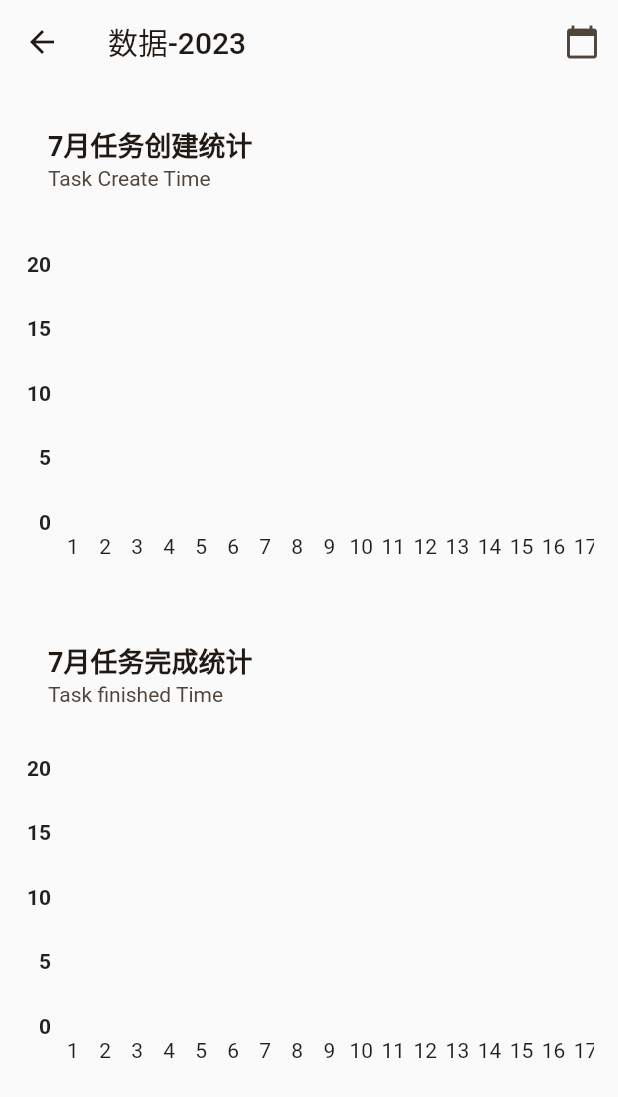
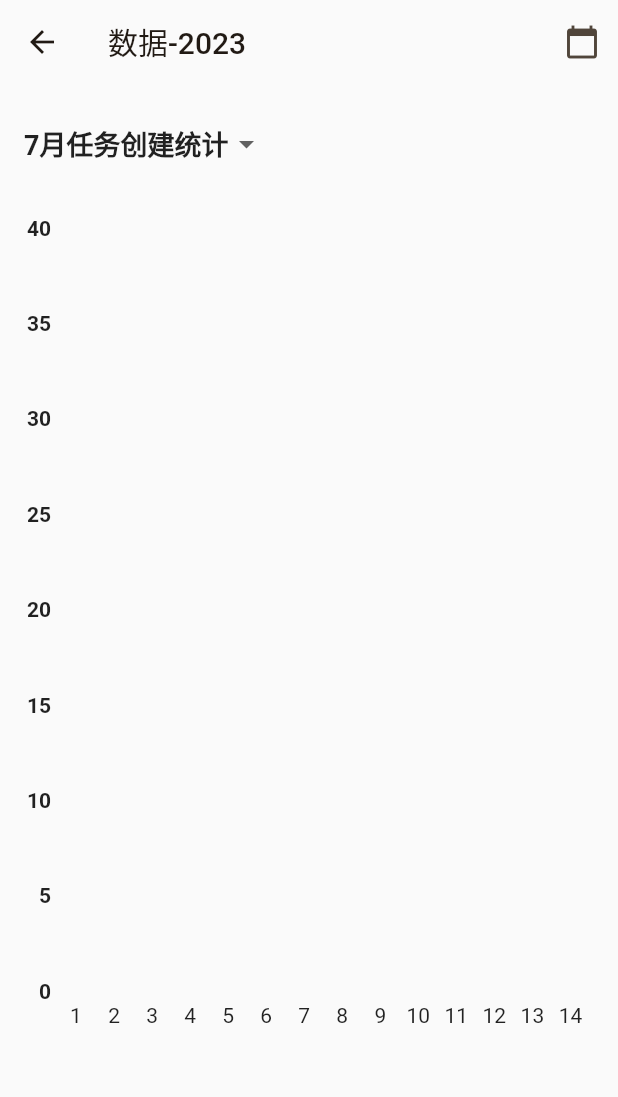
Before and after one commit to dodjhsbsn/todolist, a Flutter app: the DataVisualizationPage screen opened by its route, on a phone screen of 412 x 824 dp. Shown: the top 1097 px of the screen. Run offline on Flutter 3.47's test engine with Material 2 defaults, Android fonts, the light colour scheme and no system bars; drawn by our look-alikes of fl_chart; our stand-ins replace fluttertoast, get, reorderables, salomon_bottom_bar, sqflite; accounts and stored records are empty.

Commit message:
修改数据显示页面，多个图在一个区域内显示，可以通过下拉菜单选择要显示的数据类型，方便后续增加数据类型

```diff
--- a/lib/model/dialog.dart
+++ b/lib/model/dialog.dart
@@ -1,6 +1,7 @@
 // 弹出提示框
 import 'package:flutter/material.dart';
 import 'package:fluttertoast/fluttertoast.dart';
+
 
 class DialogPop {
   // toast弹出提示框
--- a/lib/pages/data_visualization/data_visualization_controller.dart
+++ b/lib/pages/data_visualization/data_visualization_controller.dart
@@ -4,14 +4,15 @@ import 'package:fl_chart/fl_chart.dart';
 import 'package:get/get.dart';
 import '../tasks/tasks_controller.dart';
 
-
-class DataVisualizationController extends GetxController{
+class DataVisualizationController extends GetxController {
   final tasksController = Get.put(TasksController());
   RxInt currentMonth = DateTime.now().month.obs;
   RxInt currentYear = DateTime.now().year.obs;
+  final RxString mode = 'createTime'.obs;
+
   // 柱状图颜色混合调色盘
-  LinearGradient _barsGradient(String mode){
-    if (mode == 'createTime'){
+  LinearGradient _barsGradient(String mode) {
+    if (mode == 'createTime') {
       return const LinearGradient(
         colors: [
           Colors.yellow,
@@ -20,7 +21,8 @@ class DataVisualizationController extends GetxController{
         begin: Alignment.bottomCenter,
         end: Alignment.topCenter,
       );
-    }if (mode == 'finishedTime'){
+    }
+    if (mode == 'finishedTime') {
       return const LinearGradient(
         colors: [
           Colors.pinkAccent,
@@ -29,7 +31,7 @@ class DataVisualizationController extends GetxController{
         begin: Alignment.bottomCenter,
         end: Alignment.topCenter,
       );
-    }else{
+    } else {
       return const LinearGradient(colors: [Colors.white, Colors.white]);
     }
   }
@@ -37,36 +39,44 @@ class DataVisualizationController extends GetxController{
   // 对任务创建或任务完成在星期几进行统计
   getSumTasksByWeek(String mode) {
     final List<int> sumTasksByWeek = [];
-    if (mode == 'createTime'){
+    if (mode == 'createTime') {
       for (int i = 0; i < 7; i++) {
-        sumTasksByWeek.add(tasksController.journals.where((element) => element['createWeek'] == i).length);
+        sumTasksByWeek.add(tasksController.journals
+            .where((element) => element['createWeek'] == i)
+            .length);
       }
-    }if (mode == 'finishedTime'){
+    }
+    if (mode == 'finishedTime') {
       for (int i = 0; i < 7; i++) {
-        sumTasksByWeek.add(tasksController.journals.where((element) => element['finishedWeek'] == i).length);
+        sumTasksByWeek.add(tasksController.journals
+            .where((element) => element['finishedWeek'] == i)
+            .length);
       }
     }
     return sumTasksByWeek;
   }
 
   // 按年月筛选
-  filterByYearMonth(String mode, int year, int month){
+  filterByYearMonth(String mode, int year, int month) {
     final List<int> sumTasksByYearMonth = [];
-    if (mode == 'createTime'){
+    if (mode == 'createTime') {
       for (int i = 1; i < 32; i++) {
-        sumTasksByYearMonth.add(tasksController.journals.where((element) =>
-        DateTime.parse(element['createTime']).day == i
-        && DateTime.parse(element['createTime']).year == year
-        && DateTime.parse(element['createTime']).month == month).length);
+        sumTasksByYearMonth.add(tasksController.journals
+            .where((element) =>
+                DateTime.parse(element['createTime']).day == i &&
+                DateTime.parse(element['createTime']).year == year &&
+                DateTime.parse(element['createTime']).month == month)
+            .length);
       }
-    }if (mode == 'finishedTime'){
+    }
+    if (mode == 'finishedTime') {
       for (int i = 1; i < 32; i++) {
-        sumTasksByYearMonth.add(tasksController.journals.where((element){
-          if (element['finishedTime'] != null){
-            return DateTime.parse(element['finishedTime']).day == i
-                && DateTime.parse(element['finishedTime']).year == year
-                && DateTime.parse(element['finishedTime']).month == month;
-          }else{
+        sumTasksByYearMonth.add(tasksController.journals.where((element) {
+          if (element['finishedTime'] != null) {
+            return DateTime.parse(element['finishedTime']).day == i &&
+                DateTime.parse(element['finishedTime']).year == year &&
+                DateTime.parse(element['finishedTime']).month == month;
+          } else {
             return false;
           }
         }).length);
@@ -98,6 +108,18 @@ class DataVisualizationController extends GetxController{
       case 20:
         text = '20';
         break;
+      case 25:
+        text = '25';
+        break;
+      case 30:
+        text = '30';
+        break;
+      case 35:
+        text = '35';
+        break;
+      case 40:
+        text = '40';
+        break;
       default:
         return Container();
     }
@@ -112,14 +134,21 @@ class DataVisualizationController extends GetxController{
   List<BarChartGroupData> barGroups(String mode) => [
         for (int i = 0; i < 31; i++)
           BarChartGroupData(
-        x: i+1,
+            x: i + 1,
             barRods: [
               BarChartRodData(
-            toY: filterByYearMonth(mode, currentYear.value,currentMonth.value)[i].toDouble(),
+                toY: filterByYearMonth(
+                        mode, currentYear.value, currentMonth.value)[i]
+                    .toDouble(),
                 gradient: _barsGradient(mode),
               )
             ],
-        showingTooltipIndicators: filterByYearMonth(mode, currentYear.value, currentMonth.value)[i].toDouble() != 0?[0]:[],
+            showingTooltipIndicators: filterByYearMonth(
+                            mode, currentYear.value, currentMonth.value)[i]
+                        .toDouble() !=
+                    0
+                ? [0]
+                : [],
           ),
       ];
 
@@ -127,7 +156,9 @@ class DataVisualizationController extends GetxController{
   FlTitlesData get titlesData => FlTitlesData(
         show: true,
         bottomTitles: AxisTitles(
-      sideTitles: SideTitles(showTitles: true,),
+          sideTitles: SideTitles(
+            showTitles: true,
+          ),
         ),
         leftTitles: AxisTitles(
           sideTitles: SideTitles(
@@ -175,7 +206,7 @@ class DataVisualizationController extends GetxController{
       );
 
   // 柱状图创建函数
-  buildBarChart(mode){
+  buildBarChart(mode) {
     return BarChart(
       BarChartData(
         barTouchData: barTouchData,
@@ -184,12 +215,11 @@ class DataVisualizationController extends GetxController{
         barGroups: barGroups(mode),
         gridData: FlGridData(show: false),
         alignment: BarChartAlignment.spaceAround,
-        maxY: 20,
+        maxY: 40,
         minY: 0,
       ),
       swapAnimationDuration: const Duration(milliseconds: 250),
       swapAnimationCurve: Curves.easeInOut,
     );
   }
-
 }
--- a/lib/pages/data_visualization/data_visualization_page.dart
+++ b/lib/pages/data_visualization/data_visualization_page.dart
@@ -35,45 +35,53 @@ class DataVisualizationPage extends StatelessWidget {
           child: Column(
             crossAxisAlignment: CrossAxisAlignment.start,
             children: [
-              ListTile(
-                title: Obx(() {
-                  return Text('${dataVisualizationController.currentMonth.value}月任务创建统计',style: const TextStyle(fontSize: 18, fontWeight: FontWeight.bold),);
-                }),
-                subtitle: const Text('Task Create Time'),
+              // ListTile(
+              //   title: Obx(() {
+              //     return Text('${dataVisualizationController.currentMonth.value}月任务创建统计',style: const TextStyle(fontSize: 18, fontWeight: FontWeight.bold),);
+              //   }),
+              //   subtitle: const Text('Task Create Time'),
+              // ),
+              DropdownButtonHideUnderline(
+              child: DropdownButton(
+                value: 0,
+                items: [
+                  DropdownMenuItem(
+                    value: 0,
+                    child: Obx(() {
+                      return Text('${dataVisualizationController.currentMonth.value}月任务创建统计',style: const TextStyle(fontSize: 18, fontWeight: FontWeight.bold),);
+                    }),
+                  ),
+                  DropdownMenuItem(
+                    value: 1,
+                    child: Obx(() {
+                      return Text('${dataVisualizationController.currentMonth.value}月任务完成统计',style: const TextStyle(fontSize: 18, fontWeight: FontWeight.bold),);
+                    }),
+                  ),
+                ],
+                onChanged: (value) {
+                  switch (value) {
+                    case 0:
+                      dataVisualizationController.mode.value = 'createTime';
+                      break;
+                    case 1:
+                      dataVisualizationController.mode.value = 'finishedTime';
+                      break;
+                    default:
+                  }
+                },
+              ),
               ),
               const SizedBox(height: 16),
               SingleChildScrollView(
                 scrollDirection: Axis.horizontal,
                 child: Container(
                   padding: const EdgeInsets.only(top: 16, bottom: 30, right: 16),
-                  width: 700,
-                  height: 240,
+                  width: Get.width*2,
+                  height: Get.height * 0.7,
                   child: AspectRatio(
                     aspectRatio: 1.7,
                     child: Obx(() {
-                      return dataVisualizationController.buildBarChart('createTime');
-                    }),
-                  ),
-                ),
-              ),
-              const SizedBox(height: 16),
-              ListTile(
-                title: Obx(() {
-                  return Text('${dataVisualizationController.currentMonth.value}月任务完成统计',style: const TextStyle(fontSize: 18, fontWeight: FontWeight.bold),);
-                }),
-                subtitle: const Text('Task finished Time'),
-              ),
-              const SizedBox(height: 8),
-              SingleChildScrollView(
-                scrollDirection: Axis.horizontal,
-                child: Container(
-                  padding: const EdgeInsets.only(top: 16, bottom: 30, right: 16),
-                  width: 700,
-                  height: 240,
-                  child: AspectRatio(
-                    aspectRatio: 1.7,
-                    child: Obx(() {
-                      return dataVisualizationController.buildBarChart('finishedTime');
+                      return dataVisualizationController.buildBarChart(dataVisualizationController.mode.value);
                     }),
                   ),
                 ),
--- a/lib/pages/edit/edit_page.dart
+++ b/lib/pages/edit/edit_page.dart
@@ -1,3 +1,4 @@
+// 编辑页面
 import 'package:flutter/material.dart';
 import 'package:get/get.dart';
 import 'package:intl/intl.dart';
--- a/lib/pages/tasks/tasks_controller.dart
+++ b/lib/pages/tasks/tasks_controller.dart
@@ -4,6 +4,7 @@ import 'package:get/get.dart';
 import 'package:reorderables/reorderables.dart';
 import '../../database/sql_helper.dart';
 import '../edit/edit_page.dart';
+
 
 class TasksController extends GetxController {
   // 判断是否为黑夜模式
```
Lines whose indentation alone changed are shown as unchanged.
